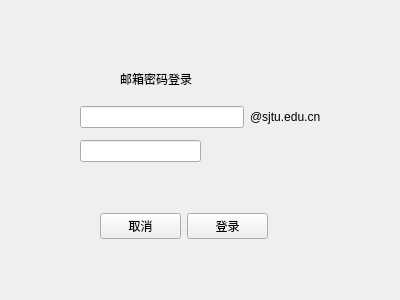
Qt form src/loginwindow.ui (creeper12356/jcourse_local) before a commit.
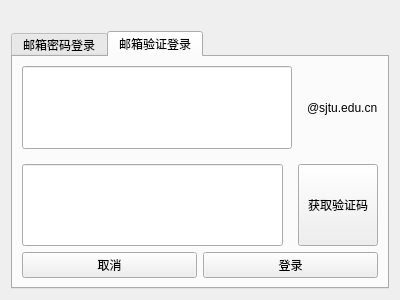
The same form after that commit. The open tabs and pages were chosen to show the change.

Commit message: 增加邮箱验证登录

The edit to the form file:
```diff
--- a/src/loginwindow.ui
+++ b/src/loginwindow.ui
@@ -13,46 +13,51 @@
   <property name="windowTitle">
    <string>登录</string>
   </property>
-  <widget class="QLabel" name="label_2">
-   <property name="geometry">
-    <rect>
-     <x>120</x>
-     <y>70</y>
-     <width>101</width>
-     <height>17</height>
-    </rect>
-   </property>
-   <property name="text">
-    <string>邮箱密码登录</string>
-   </property>
-  </widget>
+  <layout class="QVBoxLayout" name="verticalLayout_2">
+   <item>
   <widget class="QLabel" name="status_label">
-   <property name="geometry">
-    <rect>
-     <x>140</x>
-     <y>30</y>
-     <width>67</width>
-     <height>17</height>
-    </rect>
-   </property>
    <property name="text">
     <string/>
    </property>
   </widget>
-  <widget class="QWidget" name="">
-   <property name="geometry">
-    <rect>
-     <x>80</x>
-     <y>100</y>
-     <width>241</width>
-     <height>62</height>
-    </rect>
-   </property>
-   <layout class="QVBoxLayout" name="verticalLayout">
+   </item>
+   <item>
+    <widget class="QTabWidget" name="tabWidget">
+     <property name="currentIndex">
+      <number>0</number>
+     </property>
+     <widget class="QWidget" name="email_login_tab">
+      <attribute name="title">
+       <string>邮箱密码登录</string>
+      </attribute>
+      <layout class="QHBoxLayout" name="horizontalLayout_4">
+       <property name="leftMargin">
+        <number>15</number>
+       </property>
+       <property name="rightMargin">
+        <number>15</number>
+       </property>
+       <item>
+        <layout class="QVBoxLayout" name="verticalLayout_3">
+         <item>
+          <layout class="QVBoxLayout" name="email_login_edit_layout" stretch="1,1">
+           <property name="spacing">
+            <number>15</number>
+           </property>
+           <property name="sizeConstraint">
+            <enum>QLayout::SetDefaultConstraint</enum>
+           </property>
     <item>
      <layout class="QHBoxLayout" name="horizontalLayout">
       <item>
-       <widget class="QLineEdit" name="account_edit"/>
+              <widget class="QLineEdit" name="email_login_account_edit">
+               <property name="sizePolicy">
+                <sizepolicy hsizetype="Expanding" vsizetype="Expanding">
+                 <horstretch>0</horstretch>
+                 <verstretch>0</verstretch>
+                </sizepolicy>
+               </property>
+              </widget>
       </item>
       <item>
        <widget class="QLabel" name="label">
@@ -66,34 +71,20 @@
     <item>
      <layout class="QHBoxLayout" name="horizontalLayout_2">
       <item>
-       <widget class="QLineEdit" name="password_edit"/>
-      </item>
-      <item>
-       <spacer name="horizontalSpacer">
-        <property name="orientation">
-         <enum>Qt::Horizontal</enum>
-        </property>
-        <property name="sizeHint" stdset="0">
-         <size>
-          <width>40</width>
-          <height>20</height>
-         </size>
-        </property>
-       </spacer>
-      </item>
-     </layout>
-    </item>
-   </layout>
-  </widget>
-  <widget class="QWidget" name="">
-   <property name="geometry">
-    <rect>
-     <x>100</x>
-     <y>210</y>
-     <width>168</width>
-     <height>33</height>
-    </rect>
-   </property>
+              <widget class="QLineEdit" name="email_login_password_edit">
+               <property name="sizePolicy">
+                <sizepolicy hsizetype="Expanding" vsizetype="Expanding">
+                 <horstretch>0</horstretch>
+                 <verstretch>0</verstretch>
+                </sizepolicy>
+               </property>
+              </widget>
+             </item>
+            </layout>
+           </item>
+          </layout>
+         </item>
+         <item>
    <layout class="QHBoxLayout" name="horizontalLayout_3">
     <item>
      <widget class="QPushButton" name="cancel_button">
@@ -110,7 +101,101 @@
      </widget>
     </item>
    </layout>
-  </widget>
+         </item>
+        </layout>
+       </item>
+      </layout>
+     </widget>
+     <widget class="QWidget" name="email_send_tab">
+      <attribute name="title">
+       <string>邮箱验证登录</string>
+      </attribute>
+      <layout class="QHBoxLayout" name="horizontalLayout_8">
+       <item>
+        <layout class="QVBoxLayout" name="verticalLayout_4">
+         <item>
+          <layout class="QVBoxLayout" name="email_send_edit_layout" stretch="1,1">
+           <property name="spacing">
+            <number>15</number>
+           </property>
+           <property name="sizeConstraint">
+            <enum>QLayout::SetDefaultConstraint</enum>
+           </property>
+           <item>
+            <layout class="QHBoxLayout" name="horizontalLayout_5">
+             <item>
+              <widget class="QLineEdit" name="email_send_account_edit">
+               <property name="sizePolicy">
+                <sizepolicy hsizetype="Expanding" vsizetype="Expanding">
+                 <horstretch>0</horstretch>
+                 <verstretch>0</verstretch>
+                </sizepolicy>
+               </property>
+              </widget>
+             </item>
+             <item>
+              <widget class="QLabel" name="label_2">
+               <property name="text">
+                <string>@sjtu.edu.cn</string>
+               </property>
+              </widget>
+             </item>
+            </layout>
+           </item>
+           <item>
+            <layout class="QHBoxLayout" name="horizontalLayout_6">
+             <item>
+              <widget class="QLineEdit" name="email_send_code_edit">
+               <property name="sizePolicy">
+                <sizepolicy hsizetype="Expanding" vsizetype="Expanding">
+                 <horstretch>0</horstretch>
+                 <verstretch>0</verstretch>
+                </sizepolicy>
+               </property>
+              </widget>
+             </item>
+             <item>
+              <widget class="QPushButton" name="email_send_get_code_button">
+               <property name="sizePolicy">
+                <sizepolicy hsizetype="Preferred" vsizetype="Expanding">
+                 <horstretch>0</horstretch>
+                 <verstretch>0</verstretch>
+                </sizepolicy>
+               </property>
+               <property name="text">
+                <string>获取验证码</string>
+               </property>
+              </widget>
+             </item>
+            </layout>
+           </item>
+          </layout>
+         </item>
+         <item>
+          <layout class="QHBoxLayout" name="horizontalLayout_7">
+           <item>
+            <widget class="QPushButton" name="email_send_cancel_button">
+             <property name="text">
+              <string>取消</string>
+             </property>
+            </widget>
+           </item>
+           <item>
+            <widget class="QPushButton" name="email_send_login_button">
+             <property name="text">
+              <string>登录</string>
+             </property>
+            </widget>
+           </item>
+          </layout>
+         </item>
+        </layout>
+       </item>
+      </layout>
+     </widget>
+    </widget>
+   </item>
+  </layout>
  </widget>
  <resources/>
  <connections/>
```
Left out of the diff: 4 changed lines with no effect on the pictures. Lines whose indentation alone changed are shown as unchanged. The commit also changes 4 other files.
